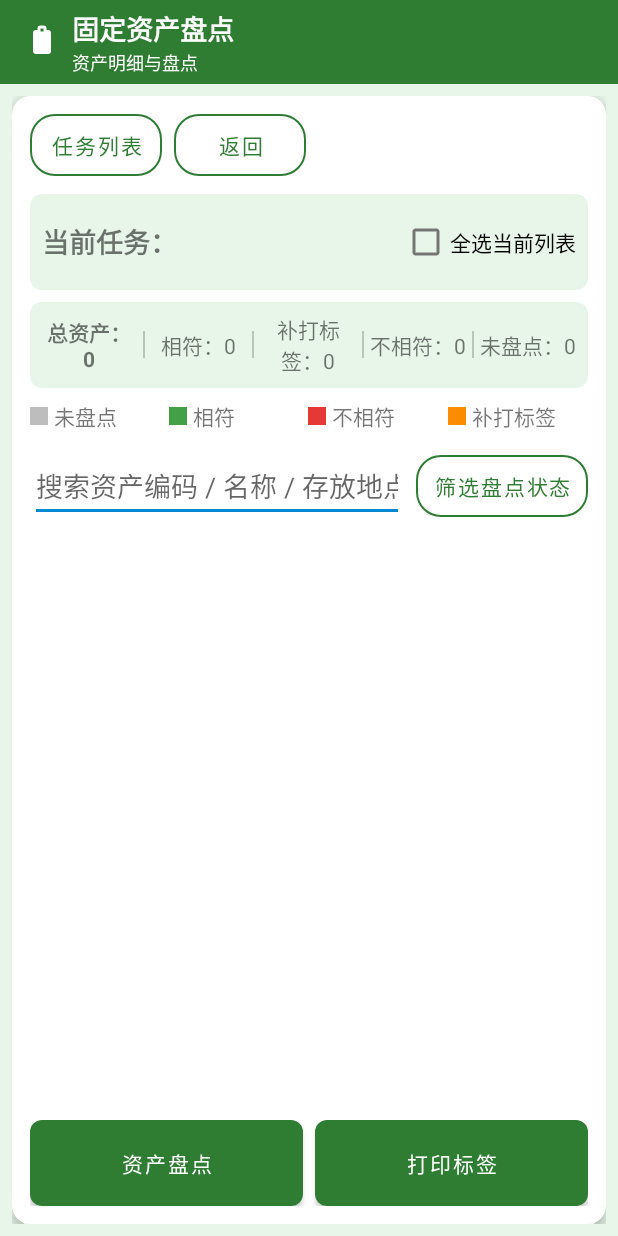
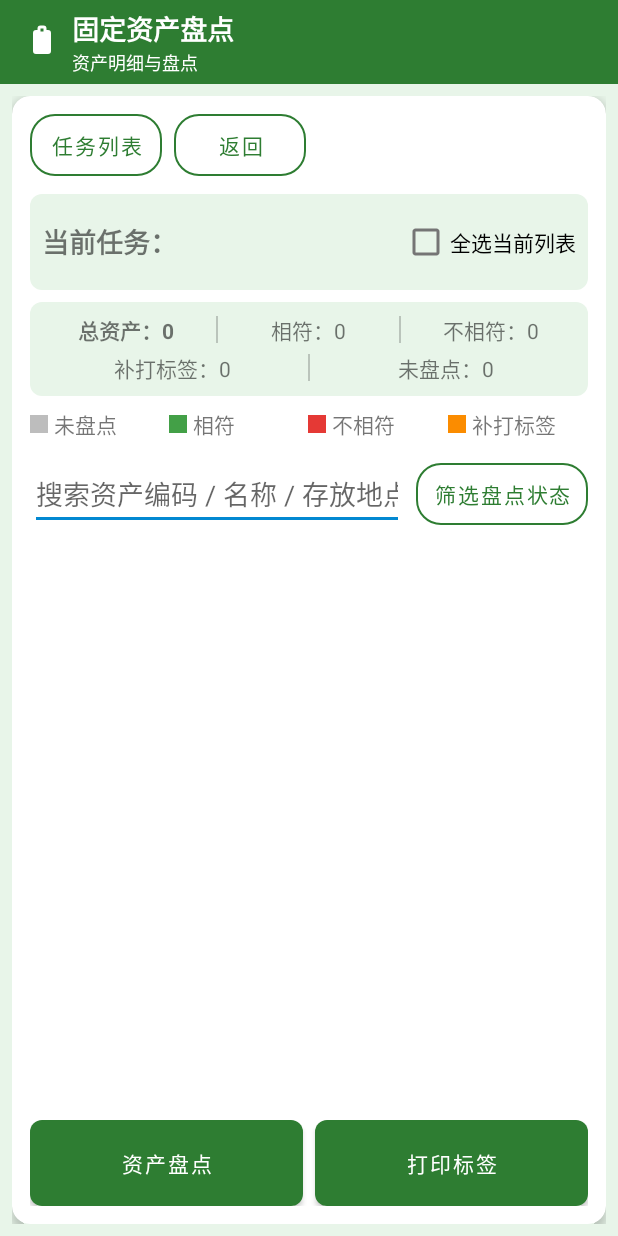
Before and after one commit to xuexizhe007/asset-inventory-app, an Android app: the MainActivity screen opened directly, with no data from a screen before it, on a phone screen of 412 x 824 dp. Run offline under Robolectric (Android 15) with nearby library versions, the phone set to English and light mode, and no system bars; 13 statements that could not run were skipped.

Commit message:
v3-0.011

```diff
--- a/app/src/main/res/layout/activity_main.xml
+++ b/app/src/main/res/layout/activity_main.xml
@@ -123,15 +123,24 @@
                         android:text="全选当前列表" />
                 </LinearLayout>
 
-                <!-- 统计信息：一行五项，中间竖线分割，文本居中 -->
+                <!-- 统计信息：两行展示
+                     第一行：总资产 / 相符 / 不相符
+                     第二行：补打标签 / 未盘点
+                -->
                 <LinearLayout
                     android:id="@+id/layoutSummary"
                     android:layout_width="match_parent"
                     android:layout_height="wrap_content"
                     android:layout_marginTop="8dp"
+                    android:orientation="vertical"
+                    android:background="@drawable/bg_summary_bar"
+                    android:padding="8dp">
+
+                    <!-- 第一行：总资产 / 相符 / 不相符 -->
+                    <LinearLayout
+                        android:layout_width="match_parent"
+                        android:layout_height="wrap_content"
                         android:orientation="horizontal"
-                    android:background="@drawable/bg_summary_bar"
-                    android:padding="8dp"
                         android:gravity="center_vertical">
 
                         <TextView
@@ -168,27 +177,29 @@
                             android:background="#33000000" />
 
                         <TextView
+                            android:id="@+id/tvSummaryMismatch"
+                            android:layout_width="0dp"
+                            android:layout_height="wrap_content"
+                            android:layout_weight="1"
+                            android:text="不相符：0"
+                            android:textSize="14sp"
+                            android:gravity="center" />
+                    </LinearLayout>
+
+                    <!-- 第二行：补打标签 / 未盘点 -->
+                    <LinearLayout
+                        android:layout_width="match_parent"
+                        android:layout_height="wrap_content"
+                        android:layout_marginTop="4dp"
+                        android:orientation="horizontal"
+                        android:gravity="center_vertical">
+
+                        <TextView
                             android:id="@+id/tvSummaryReprint"
                             android:layout_width="0dp"
                             android:layout_height="wrap_content"
                             android:layout_weight="1"
                             android:text="补打标签：0"
-                        android:textSize="14sp"
-                        android:gravity="center" />
-
-                    <View
-                        android:layout_width="1dp"
-                        android:layout_height="18dp"
-                        android:layout_marginStart="4dp"
-                        android:layout_marginEnd="4dp"
-                        android:background="#33000000" />
-
-                    <TextView
-                        android:id="@+id/tvSummaryMismatch"
-                        android:layout_width="0dp"
-                        android:layout_height="wrap_content"
-                        android:layout_weight="1"
-                        android:text="不相符：0"
                             android:textSize="14sp"
                             android:gravity="center" />
 
@@ -207,6 +218,7 @@
                             android:text="未盘点：0"
                             android:textSize="14sp"
                             android:gravity="center" />
+                    </LinearLayout>
                 </LinearLayout>
 
                 <!-- 盘点状态说明 Legend -->
```
Lines whose indentation alone changed are shown as unchanged.
